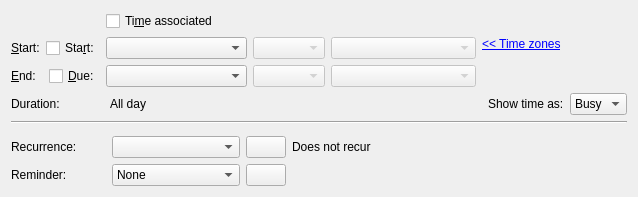
chusopr/kdepim-ktimetracker-akonadi, file incidenceeditors/incidenceeditor-ng/incidencedatetime.ui: the form before one commit.
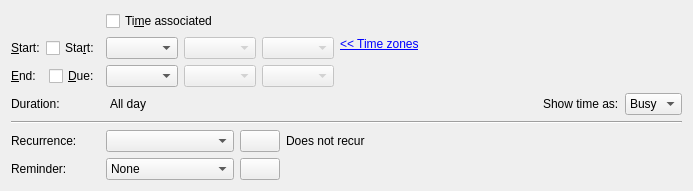
The form after the commit. Custom widgets are drawn as their Qt base class.

Commit message: Make less widget jump around when the timezone combos are displayed

Patch:
```diff
--- a/incidenceeditors/incidenceeditor-ng/incidencedatetime.ui
+++ b/incidenceeditors/incidenceeditor-ng/incidencedatetime.ui
@@ -6,15 +6,15 @@
    <rect>
     <x>0</x>
     <y>0</y>
-    <width>638</width>
+    <width>693</width>
     <height>191</height>
    </rect>
   </property>
   <property name="whatsThis">
    <string notr="true"/>
   </property>
-  <layout class="QGridLayout" name="gridLayout">
-   <item row="0" column="2" colspan="3">
+  <layout class="QGridLayout" name="gridLayout_2">
+   <item row="0" column="1">
     <widget class="QCheckBox" name="mHasTimeCheck">
      <property name="whatsThis">
       <string>Set if this to-do's start and due dates have times associated with them.</string>
@@ -24,7 +24,7 @@
      </property>
     </widget>
    </item>
-   <item row="1" column="0" colspan="2">
+   <item row="1" column="0">
     <layout class="QHBoxLayout" name="horizontalLayout_6">
      <item>
       <widget class="QLabel" name="mStartLabel">
@@ -54,10 +54,12 @@
      </item>
     </layout>
    </item>
-   <item row="1" column="2" colspan="3">
+   <item row="1" column="1">
+    <layout class="QHBoxLayout" name="horizontalLayout_2">
+     <item>
     <widget class="KPIM::KDateEdit" name="mStartDateEdit">
      <property name="sizePolicy">
-      <sizepolicy hsizetype="Minimum" vsizetype="Fixed">
+        <sizepolicy hsizetype="Fixed" vsizetype="Fixed">
        <horstretch>0</horstretch>
        <verstretch>0</verstretch>
       </sizepolicy>
@@ -70,23 +72,29 @@
      </property>
     </widget>
    </item>
-   <item row="1" column="5" colspan="2">
+     <item>
     <widget class="KPIM::KTimeEdit" name="mStartTimeEdit">
      <property name="enabled">
       <bool>false</bool>
      </property>
+       <property name="sizePolicy">
+        <sizepolicy hsizetype="Fixed" vsizetype="Fixed">
+         <horstretch>0</horstretch>
+         <verstretch>0</verstretch>
+        </sizepolicy>
+       </property>
      <property name="whatsThis">
       <string>Sets the start time for this to-do.</string>
      </property>
     </widget>
    </item>
-   <item row="1" column="7">
+     <item>
     <widget class="KPIM::KTimeZoneComboBox" name="mTimeZoneComboStart">
      <property name="enabled">
       <bool>false</bool>
      </property>
      <property name="sizePolicy">
-      <sizepolicy hsizetype="MinimumExpanding" vsizetype="Fixed">
+        <sizepolicy hsizetype="Fixed" vsizetype="Fixed">
        <horstretch>0</horstretch>
        <verstretch>0</verstretch>
       </sizepolicy>
@@ -96,10 +104,10 @@
      </property>
     </widget>
    </item>
-   <item row="1" column="8">
+     <item>
     <widget class="QLabel" name="mTimeZoneLabel">
      <property name="sizePolicy">
-      <sizepolicy hsizetype="MinimumExpanding" vsizetype="Preferred">
+        <sizepolicy hsizetype="Expanding" vsizetype="Preferred">
        <horstretch>0</horstretch>
        <verstretch>0</verstretch>
       </sizepolicy>
@@ -120,7 +128,9 @@
      </property>
     </widget>
    </item>
-   <item row="2" column="0" colspan="2">
+    </layout>
+   </item>
+   <item row="2" column="0">
     <layout class="QHBoxLayout" name="horizontalLayout">
      <item>
       <widget class="QLabel" name="mEndLabel">
@@ -150,10 +160,12 @@
      </item>
     </layout>
    </item>
-   <item row="2" column="2" colspan="3">
+   <item row="2" column="1">
+    <layout class="QHBoxLayout" name="horizontalLayout_4">
+     <item>
     <widget class="KPIM::KDateEdit" name="mEndDateEdit">
      <property name="sizePolicy">
-      <sizepolicy hsizetype="Minimum" vsizetype="Fixed">
+        <sizepolicy hsizetype="Fixed" vsizetype="Fixed">
        <horstretch>0</horstretch>
        <verstretch>0</verstretch>
       </sizepolicy>
@@ -163,23 +175,29 @@
      </property>
     </widget>
    </item>
-   <item row="2" column="5" colspan="2">
+     <item>
     <widget class="KPIM::KTimeEdit" name="mEndTimeEdit">
      <property name="enabled">
       <bool>false</bool>
      </property>
+       <property name="sizePolicy">
+        <sizepolicy hsizetype="Fixed" vsizetype="Fixed">
+         <horstretch>0</horstretch>
+         <verstretch>0</verstretch>
+        </sizepolicy>
+       </property>
      <property name="whatsThis">
       <string>Sets the due time for this to-do.</string>
      </property>
     </widget>
    </item>
-   <item row="2" column="7">
+     <item>
     <widget class="KPIM::KTimeZoneComboBox" name="mTimeZoneComboEnd">
      <property name="enabled">
       <bool>false</bool>
      </property>
      <property name="sizePolicy">
-      <sizepolicy hsizetype="MinimumExpanding" vsizetype="Fixed">
+        <sizepolicy hsizetype="Fixed" vsizetype="Fixed">
        <horstretch>0</horstretch>
        <verstretch>0</verstretch>
       </sizepolicy>
@@ -189,14 +207,29 @@
      </property>
     </widget>
    </item>
-   <item row="3" column="0" colspan="2">
+     <item>
+      <spacer name="horizontalSpacer_2">
+       <property name="orientation">
+        <enum>Qt::Horizontal</enum>
+       </property>
+       <property name="sizeHint" stdset="0">
+        <size>
+         <width>40</width>
+         <height>20</height>
+        </size>
+       </property>
+      </spacer>
+     </item>
+    </layout>
+   </item>
+   <item row="3" column="0">
     <widget class="QLabel" name="label">
      <property name="text">
       <string>Duration:</string>
      </property>
     </widget>
    </item>
-   <item row="3" column="2" colspan="7">
+   <item row="3" column="1">
     <layout class="QHBoxLayout" name="horizontalLayout_3">
      <property name="leftMargin">
       <number>4</number>
@@ -250,7 +283,23 @@
      </item>
     </layout>
    </item>
-   <item row="8" column="3">
+   <item row="4" column="0" colspan="2">
+    <widget class="Line" name="line">
+     <property name="orientation">
+      <enum>Qt::Horizontal</enum>
+     </property>
+    </widget>
+   </item>
+   <item row="5" column="0">
+    <widget class="QLabel" name="label_4">
+     <property name="text">
+      <string>Recurrence:</string>
+     </property>
+    </widget>
+   </item>
+   <item row="5" column="1" rowspan="2">
+    <layout class="QGridLayout" name="gridLayout">
+     <item row="0" column="0">
     <widget class="KComboBox" name="mRecurrenceCombo">
      <property name="sizePolicy">
       <sizepolicy hsizetype="Minimum" vsizetype="Fixed">
@@ -260,7 +309,7 @@
      </property>
     </widget>
    </item>
-   <item row="8" column="4" colspan="2">
+     <item row="0" column="1">
     <widget class="QPushButton" name="mRecurrenceEditButton">
      <property name="sizePolicy">
       <sizepolicy hsizetype="Fixed" vsizetype="Fixed">
@@ -273,34 +322,14 @@
      </property>
     </widget>
    </item>
-   <item row="8" column="6" colspan="2">
+     <item row="0" column="2">
     <widget class="QLabel" name="mRecurrenceLabel">
      <property name="text">
       <string>Does not recur</string>
      </property>
     </widget>
    </item>
-   <item row="7" column="8" rowspan="2">
-    <spacer name="horizontalSpacer">
-     <property name="orientation">
-      <enum>Qt::Horizontal</enum>
-     </property>
-     <property name="sizeHint" stdset="0">
-      <size>
-       <width>40</width>
-       <height>20</height>
-      </size>
-     </property>
-    </spacer>
-   </item>
-   <item row="9" column="0" colspan="2">
-    <widget class="QLabel" name="label_2">
-     <property name="text">
-      <string>Reminder:</string>
-     </property>
-    </widget>
-   </item>
-   <item row="9" column="3">
+     <item row="1" column="0">
     <widget class="KComboBox" name="mReminderCombo">
      <property name="sizePolicy">
       <sizepolicy hsizetype="Fixed" vsizetype="Fixed">
@@ -365,7 +394,7 @@
      </item>
     </widget>
    </item>
-   <item row="9" column="4" colspan="2">
+     <item row="1" column="1">
     <widget class="QPushButton" name="mReminderEditButton">
      <property name="sizePolicy">
       <sizepolicy hsizetype="Fixed" vsizetype="Fixed">
@@ -378,30 +407,12 @@
      </property>
     </widget>
    </item>
-   <item row="9" column="8">
-    <spacer name="horizontalSpacer_2">
-     <property name="orientation">
-      <enum>Qt::Horizontal</enum>
-     </property>
-     <property name="sizeHint" stdset="0">
-      <size>
-       <width>89</width>
-       <height>22</height>
-      </size>
-     </property>
-    </spacer>
+    </layout>
    </item>
-   <item row="5" column="0" colspan="9">
-    <widget class="Line" name="line">
-     <property name="orientation">
-      <enum>Qt::Horizontal</enum>
-     </property>
-    </widget>
-   </item>
-   <item row="8" column="0">
-    <widget class="QLabel" name="label_4">
+   <item row="6" column="0">
+    <widget class="QLabel" name="label_2">
      <property name="text">
-      <string>Recurrence:</string>
+      <string>Reminder:</string>
      </property>
     </widget>
    </item>
```
Lines whose indentation alone changed are shown as unchanged.
